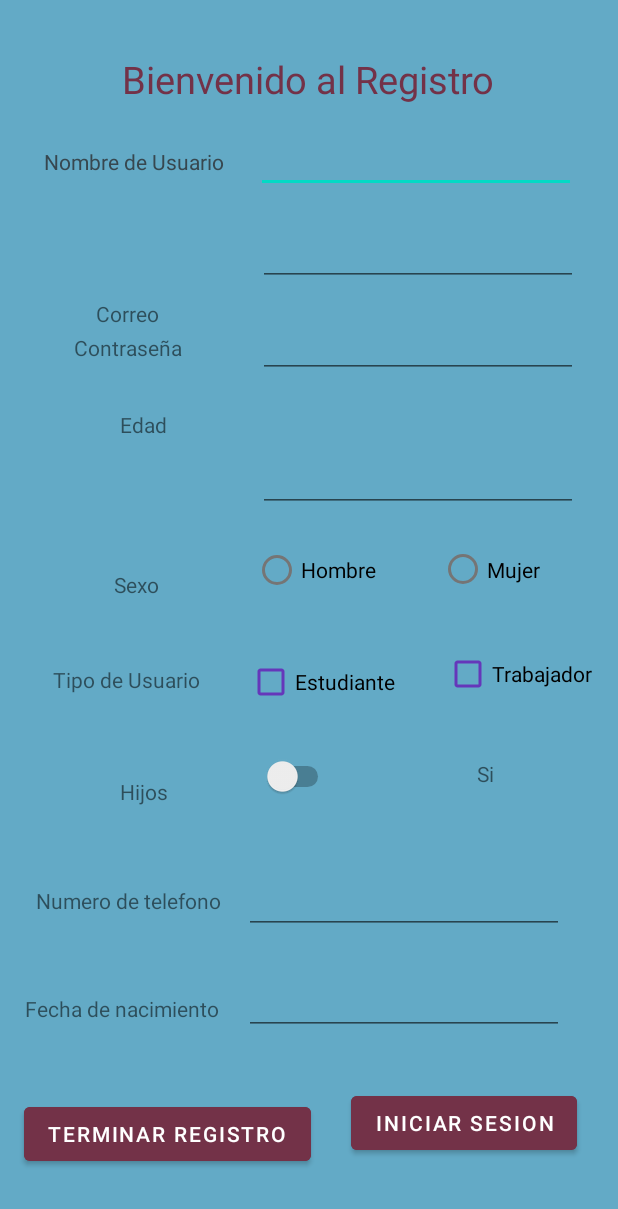
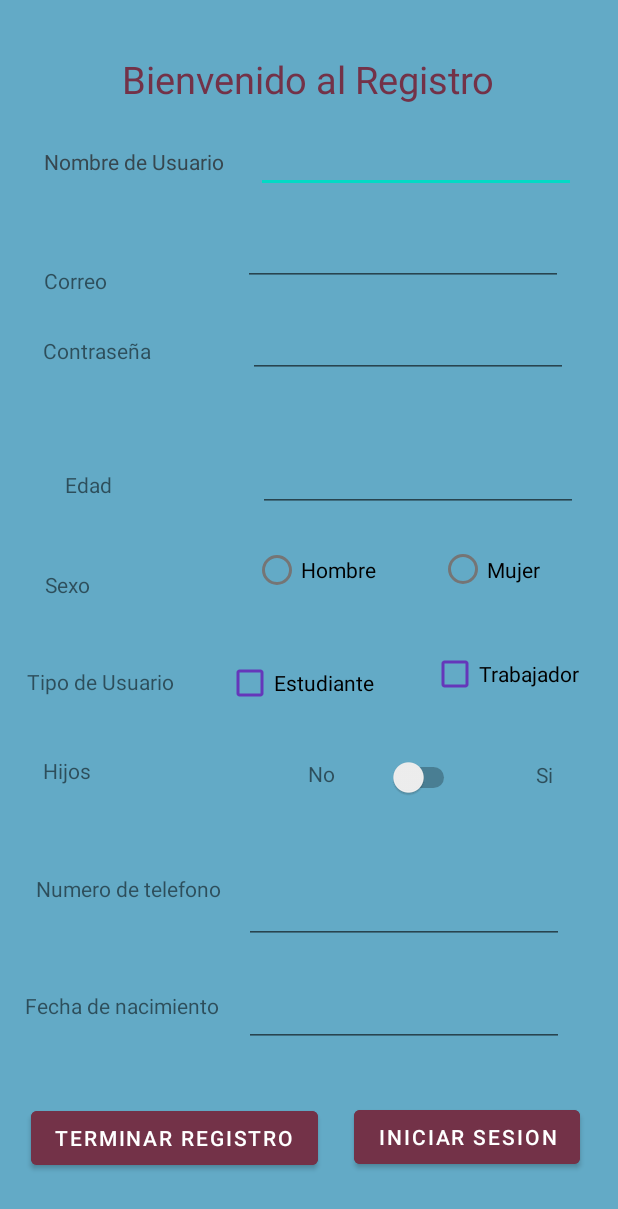
Before and after one commit to Ema345/splashEma, an Android app: the Registro screen opened directly, with no data from a screen before it, on a phone screen of 412 x 824 dp. Shown: the top 1209 px of the screen. Run offline under Robolectric (Android 15) with nearby library versions, the phone set to English and light mode, and no system bars.

Commit message:
Tercera version

```diff
--- a/app/src/main/java/com/example/splashema/Login.java
+++ b/app/src/main/java/com/example/splashema/Login.java
@@ -88,7 +88,25 @@ public class Login extends AppCompatActivity {
             }
         }); //hasta aqui la funcionalidad de botones
     }
+    private boolean validar() {
+        boolean retorno = true;
+        String usuario1, password;
+        usuario1 = usuario.getText().toString();
+        password = pswds.getText().toString();
+        if (usuario1.isEmpty()) {
+            txtusu.setError("Ingrese su usuario");
+            retorno = false;
+        } else {
 
+        }
+        if (password.isEmpty()) {
+            txtpas.setError("Ingrese su contraseña");
+            retorno = false;
+        } else {
+
+        }
+        return retorno;
+    }
     public boolean Read() {
         if (!isFileExits()) {
             return false;
@@ -184,23 +202,5 @@ public class Login extends AppCompatActivity {
 
     }//modificacion validar
 
-    private boolean validar() {
-        boolean retorno = true;
-        String usuario1, password;
-        usuario1 = usuario.getText().toString();
-        password = pswds.getText().toString();
-        if (usuario1.isEmpty()) {
-            txtusu.setError("Ingrese su usuario");
-            retorno = false;
-        } else {
-            txtusu.setError("Ingrese su usuario");
-        }
-        if (password.isEmpty()) {
-            txtpas.setError("Ingrese su contraseña");
-            retorno = false;
-        } else {
-            txtpas.setError("Ingrese su contraseña");
-        }
-        return retorno;
-    }
+
 }
--- a/app/src/main/java/com/example/splashema/Registro.java
+++ b/app/src/main/java/com/example/splashema/Registro.java
@@ -30,27 +30,30 @@ import java.util.List;
 public class Registro extends AppCompatActivity {
     Switch SwitchH;
     RadioButton sexoB;
-    Button login, Registro;
-    TextView tienehijos;
+    Button login;
+    Button Registro;
+
     private static final String TAG = "MainActivity";
     public static final String archivo = "archivo.json";
     private static final char[] HEX_ARRAY = "0123456789ABCDEF".toCharArray();
     byte []res = null;
     String pass, hijos;
 
+
     @Override
     protected void onCreate(Bundle savedInstanceState) {
         super.onCreate(savedInstanceState);
         setContentView(R.layout.activity_registro);
         sexoB = (RadioButton)findViewById(R.id.radioBMujer);
-        tienehijos = (TextView)findViewById(R.id.textView13);
         SwitchH= (Switch) findViewById(R.id.idswitch);
         login = (Button)findViewById(R.id.sesion);
-        Registro = (Button)findViewById(R.id.Registro);
         setContentView(R.layout.activity_registro);
         List<MyInfo> list =new ArrayList<MyInfo>();
-        Button registro = findViewById(R.id.Registro);
+        Registro = findViewById(R.id.Registro);
+        Button Registro = findViewById(R.id.Registro);
         Button login = findViewById(R.id.sesion);
+        RadioButton sexoB = findViewById(R.id.radioBMujer);
+        Switch SwitchH = findViewById(R.id.idswitch);
         EditText usuario = findViewById(R.id.TxtUsu);
         EditText pswd = findViewById(R.id.TxtContra);
         EditText mail = findViewById(R.id.TxtCorreo);
@@ -82,10 +85,10 @@ public class Registro extends AppCompatActivity {
                 String sexo = null;
                 if (estadoRb==true){
                     sexo = "Femenino";
-                    Toast.makeText(getApplicationContext(), sexo, Toast.LENGTH_LONG).show();
                 }else{
                     sexo = "Masculino";
                 }
+
                 boolean estadoCb = trabajador.isChecked();
                 String tipoU = null;
                 if(estadoCb==true){
@@ -94,9 +97,11 @@ public class Registro extends AppCompatActivity {
                     tipoU = "Estudiante";
                 }
 
-
-
-
+                if(SwitchH.isChecked()){
+                    hijos = "Con hijos";
+                }else{
+                    hijos = "sin hijos";
+                }
                 MyInfo info= new MyInfo();
                 info.setUsuario(String.valueOf(usuario.getText()));
                 info.setPassword(pass);
@@ -111,18 +116,10 @@ public class Registro extends AppCompatActivity {
             }
         });
     }
-    public void onClick(View view){
-        if (view.getId() == R.id.idswitch) {
-            if(SwitchH.isChecked()){
-                tienehijos.setText("Tiene hijos");
-                hijos = "Con hijos";
-            }else{
-                tienehijos.setText("No tiene hijos");
-                hijos = "sin hijos";
-            }
 
-        }
-    }
+
+
+
 
     public void Objet2Json(MyInfo info){
         Gson gson =null;
--- a/app/src/main/res/layout/activity_registro.xml
+++ b/app/src/main/res/layout/activity_registro.xml
@@ -41,14 +41,14 @@
         android:id="@+id/textView6"
         android:layout_width="wrap_content"
         android:layout_height="wrap_content"
-        android:layout_marginTop="152dp"
+        android:layout_marginBottom="200dp"
         android:text="@string/contrase_a"
         app:layout_constraintBottom_toTopOf="@+id/textView8"
         app:layout_constraintEnd_toEndOf="@+id/textView5"
-        app:layout_constraintHorizontal_bias="0.641"
+        app:layout_constraintHorizontal_bias="0.371"
         app:layout_constraintStart_toStartOf="parent"
-        app:layout_constraintTop_toBottomOf="@+id/textView4"
-        app:layout_constraintVertical_bias="0.0" />
+        app:layout_constraintTop_toTopOf="parent"
+        app:layout_constraintVertical_bias="0.994" />
 
     <TextView
         android:id="@+id/textView7"
@@ -58,10 +58,10 @@
         android:text="@string/correo"
         app:layout_constraintBottom_toBottomOf="parent"
         app:layout_constraintEnd_toEndOf="@+id/textView5"
-        app:layout_constraintHorizontal_bias="0.598"
+        app:layout_constraintHorizontal_bias="0.271"
         app:layout_constraintStart_toStartOf="parent"
         app:layout_constraintTop_toBottomOf="@+id/textView5"
-        app:layout_constraintVertical_bias="0.456" />
+        app:layout_constraintVertical_bias="0.336" />
 
     <TextView
         android:id="@+id/textView11"
@@ -71,10 +71,10 @@
         android:text="@string/sexo"
         app:layout_constraintBottom_toTopOf="@+id/textView8"
         app:layout_constraintEnd_toEndOf="@+id/textView5"
-        app:layout_constraintHorizontal_bias="0.638"
+        app:layout_constraintHorizontal_bias="0.252"
         app:layout_constraintStart_toStartOf="parent"
         app:layout_constraintTop_toBottomOf="@+id/textView3"
-        app:layout_constraintVertical_bias="1.0" />
+        app:layout_constraintVertical_bias="0.979" />
 
     <TextView
         android:id="@+id/textView8"
@@ -83,10 +83,10 @@
         android:text="@string/tipo_de_usuario"
         app:layout_constraintBottom_toBottomOf="parent"
         app:layout_constraintEnd_toEndOf="@+id/textView5"
-        app:layout_constraintHorizontal_bias="0.692"
+        app:layout_constraintHorizontal_bias="0.346"
         app:layout_constraintStart_toStartOf="parent"
         app:layout_constraintTop_toTopOf="parent"
-        app:layout_constraintVertical_bias="0.551" />
+        app:layout_constraintVertical_bias="0.553" />
 
     <TextView
         android:id="@+id/textView9"
@@ -95,10 +95,10 @@
         android:text="Hijos"
         app:layout_constraintBottom_toBottomOf="parent"
         app:layout_constraintEnd_toEndOf="@+id/textView5"
-        app:layout_constraintHorizontal_bias="0.681"
+        app:layout_constraintHorizontal_bias="0.245"
         app:layout_constraintStart_toStartOf="parent"
         app:layout_constraintTop_toBottomOf="@+id/textView8"
-        app:layout_constraintVertical_bias="0.162" />
+        app:layout_constraintVertical_bias="0.117" />
 
     <EditText
         android:id="@+id/TxtUsu"
@@ -175,13 +175,14 @@
         android:id="@+id/Registro"
         android:layout_width="wrap_content"
         android:layout_height="wrap_content"
-        android:layout_marginBottom="44dp"
         android:backgroundTint="#733248"
         android:text="@string/terminar_registro"
         app:layout_constraintBottom_toBottomOf="parent"
         app:layout_constraintEnd_toEndOf="parent"
-        app:layout_constraintHorizontal_bias="0.073"
-        app:layout_constraintStart_toStartOf="parent" />
+        app:layout_constraintHorizontal_bias="0.095"
+        app:layout_constraintStart_toStartOf="parent"
+        app:layout_constraintTop_toTopOf="parent"
+        app:layout_constraintVertical_bias="0.947" />
 
     <Switch
         android:id="@+id/idswitch"
@@ -191,10 +192,9 @@
         android:backgroundTint="#733248"
         android:minWidth="48dp"
         android:minHeight="48dp"
-        android:onClick="onClick"
         app:layout_constraintBottom_toTopOf="@+id/Registro"
         app:layout_constraintEnd_toEndOf="parent"
-        app:layout_constraintHorizontal_bias="0.479"
+        app:layout_constraintHorizontal_bias="0.71"
         app:layout_constraintStart_toStartOf="parent"
         app:layout_constraintTop_toBottomOf="@+id/checkBoxEstu"
         app:layout_constraintVertical_bias="0.0" />
@@ -214,17 +214,17 @@
 
     <TextView
         android:id="@+id/textView3"
-        android:layout_width="wrap_content"
-        android:layout_height="wrap_content"
-        android:layout_marginStart="80dp"
+        android:layout_width="36dp"
+        android:layout_height="20dp"
         android:layout_marginTop="32dp"
+        android:layout_marginEnd="92dp"
         android:text="@string/edad"
         app:layout_constraintBottom_toTopOf="@+id/textView8"
         app:layout_constraintEnd_toStartOf="@+id/TxtEdad"
-        app:layout_constraintHorizontal_bias="0.0"
+        app:layout_constraintHorizontal_bias="0.978"
         app:layout_constraintStart_toStartOf="parent"
         app:layout_constraintTop_toBottomOf="@+id/textView6"
-        app:layout_constraintVertical_bias="0.0" />
+        app:layout_constraintVertical_bias="0.255" />
 
     <RadioGroup
         android:id="@+id/radioGroup"
@@ -326,6 +326,18 @@
         app:layout_constraintHorizontal_bias="0.49"
         app:layout_constraintStart_toEndOf="@+id/Registro"
         app:layout_constraintTop_toBottomOf="@+id/radioGroup"
-        app:layout_constraintVertical_bias="0.858" />
+        app:layout_constraintVertical_bias="0.884" />
+
+    <TextView
+        android:id="@+id/textView15"
+        android:layout_width="wrap_content"
+        android:layout_height="wrap_content"
+        android:text="@string/no"
+        app:layout_constraintBottom_toBottomOf="parent"
+        app:layout_constraintEnd_toStartOf="@+id/idswitch"
+        app:layout_constraintHorizontal_bias="0.804"
+        app:layout_constraintStart_toEndOf="@+id/textView9"
+        app:layout_constraintTop_toTopOf="parent"
+        app:layout_constraintVertical_bias="0.629" />
 
 </androidx.constraintlayout.widget.ConstraintLayout>
```
